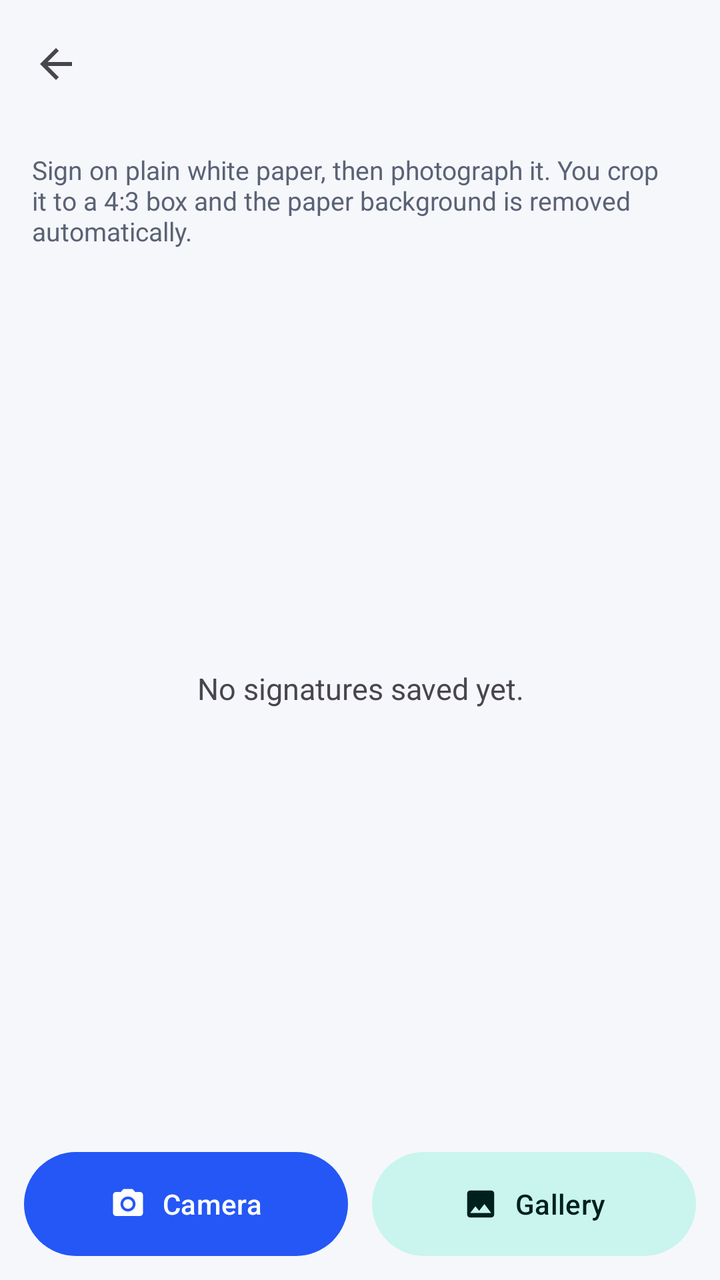
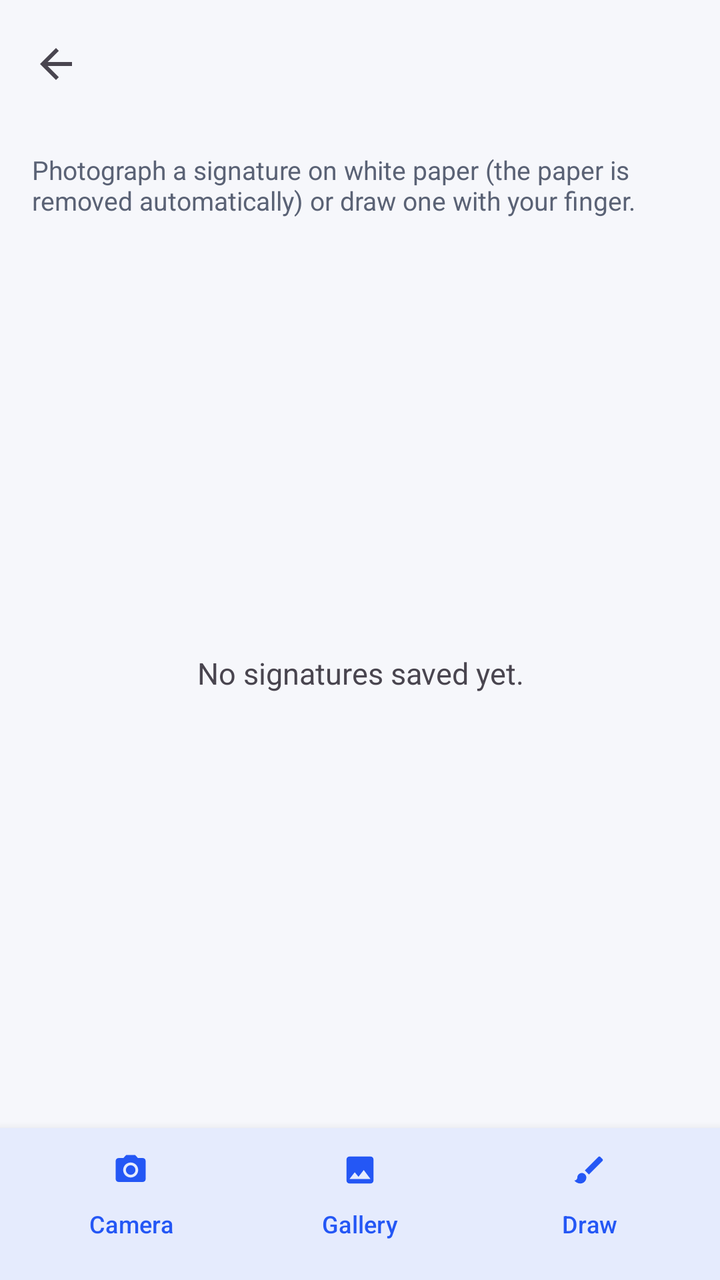

Screens rendered from an Android XML layout before and after an edit, with the pre-edit source and the edit as a unified diff.
<!-- AndroidManifest.xml: application theme Theme.ScanSign -->
<!-- res/layout/activity_signatures.xml -->
<?xml version="1.0" encoding="utf-8"?>
<LinearLayout xmlns:android="http://schemas.android.com/apk/res/android"
    xmlns:app="http://schemas.android.com/apk/res-auto"
    android:layout_width="match_parent"
    android:layout_height="match_parent"
    android:orientation="vertical">

    <com.google.android.material.appbar.MaterialToolbar
        android:id="@+id/toolbar"
        style="@style/Widget.App.Toolbar"
        android:layout_width="match_parent"
        android:layout_height="?attr/actionBarSize"
        app:navigationIcon="@drawable/ic_back" />

    <TextView
        android:id="@+id/tip"
        android:layout_width="match_parent"
        android:layout_height="wrap_content"
        android:paddingHorizontal="16dp"
        android:paddingTop="12dp"
        android:text="Sign on plain white paper, then photograph it. You crop it to a 4:3 box and the paper background is removed automatically."
        android:textColor="?attr/colorOnSurfaceVariant"
        android:textSize="13sp" />

    <FrameLayout
        android:layout_width="match_parent"
        android:layout_height="0dp"
        android:layout_weight="1">

        <androidx.recyclerview.widget.RecyclerView
            android:id="@+id/list"
            android:layout_width="match_parent"
            android:layout_height="match_parent"
            android:clipToPadding="false"
            android:padding="8dp" />

        <TextView
            android:id="@+id/empty"
            android:layout_width="wrap_content"
            android:layout_height="wrap_content"
            android:layout_gravity="center"
            android:gravity="center"
            android:padding="32dp"
            android:text="No signatures saved yet."
            android:textSize="15sp" />

        <ProgressBar
            android:id="@+id/progress"
            android:layout_width="56dp"
            android:layout_height="56dp"
            android:layout_gravity="center"
            android:visibility="gone" />
    </FrameLayout>

    <LinearLayout
        android:layout_width="match_parent"
        android:layout_height="wrap_content"
        android:gravity="center_vertical"
        android:orientation="horizontal"
        android:padding="12dp">

        <com.google.android.material.button.MaterialButton
            android:id="@+id/btnCamera"
            style="@style/Widget.App.PrimaryButton"
            android:layout_height="52dp"
            android:layout_width="0dp"
            android:layout_marginEnd="6dp"
            android:layout_weight="1"
            android:text="Camera"
            app:icon="@drawable/ic_camera" />

        <com.google.android.material.button.MaterialButton
            android:id="@+id/btnGallery"
            style="@style/Widget.App.SecondaryButton"
            android:layout_height="52dp"
            android:layout_width="0dp"
            android:layout_marginStart="6dp"
            android:layout_weight="1"
            android:text="Gallery"
            app:icon="@drawable/ic_photo" />
    </LinearLayout>
</LinearLayout>
<!-- resources referenced by this layout -->
<resources>
  <style name="Widget.App.PrimaryButton" parent="Widget.Material3.Button">
          <item name="android:layout_height">52dp</item>
          <item name="android:maxLines">1</item>
          <item name="android:ellipsize">end</item>
          <item name="android:insetTop">0dp</item>
          <item name="android:insetBottom">0dp</item>
          <item name="android:paddingLeft">12dp</item>
          <item name="android:paddingRight">12dp</item>
          <item name="iconGravity">textStart</item>
          <item name="iconPadding">8dp</item>
      </style>
  <style name="Widget.App.SecondaryButton" parent="Widget.Material3.Button.TonalButton">
          <item name="android:layout_height">52dp</item>
          <item name="android:maxLines">1</item>
          <item name="android:ellipsize">end</item>
          <item name="android:insetTop">0dp</item>
          <item name="android:insetBottom">0dp</item>
          <item name="android:paddingLeft">12dp</item>
          <item name="android:paddingRight">12dp</item>
          <item name="iconGravity">textStart</item>
          <item name="iconPadding">8dp</item>
      </style>
  <style name="Widget.App.Toolbar" parent="Widget.Material3.Toolbar">
          <item name="android:background">@color/md_background</item>
          <item name="titleTextAppearance">@style/TextAppearance.App.ToolbarTitle</item>
      </style>
  <style name="Theme.ScanSign" parent="Theme.Material3.DayNight.NoActionBar">
          <item name="colorPrimary">@color/md_primary</item>
          <item name="colorOnPrimary">@color/md_on_primary</item>
          <item name="colorPrimaryContainer">@color/md_primary_container</item>
          <item name="colorOnPrimaryContainer">@color/md_on_primary_container</item>
          <item name="colorSecondary">@color/md_secondary</item>
          <item name="colorSecondaryContainer">@color/md_secondary_container</item>
          <item name="colorOnSecondaryContainer">@color/md_on_secondary_container</item>
          <item name="android:colorBackground">@color/md_background</item>
          <item name="colorSurface">@color/md_surface</item>
          <item name="colorSurfaceVariant">@color/md_surface_variant</item>
          <item name="colorOnSurface">@color/md_on_surface</item>
          <item name="colorOnSurfaceVariant">@color/md_on_surface_variant</item>
          <item name="colorOutline">@color/md_outline</item>
          <item name="android:windowBackground">@color/md_background</item>
          <item name="android:statusBarColor">@color/md_background</item>
          <item name="android:navigationBarColor">@color/md_background</item>
          <item name="android:windowLightStatusBar">@bool/light_bars</item>
          <item name="materialCardViewStyle">@style/Widget.App.Card</item>
      </style>
  <color name="md_background">#F6F7FB</color>
  <style name="TextAppearance.App.ToolbarTitle" parent="TextAppearance.Material3.TitleLarge">
          <item name="android:textStyle">bold</item>
      </style>
  <color name="md_primary">#2457F5</color>
  <color name="md_on_primary">#FFFFFF</color>
  <color name="md_primary_container">#DCE4FF</color>
  <color name="md_on_primary_container">#001652</color>
  <color name="md_secondary">#00A893</color>
  <color name="md_secondary_container">#C9F5EE</color>
  <color name="md_on_secondary_container">#00201C</color>
  <color name="md_surface">#FFFFFF</color>
  <color name="md_surface_variant">#E7EAF3</color>
  <color name="md_on_surface">#151922</color>
  <color name="md_on_surface_variant">#5A6275</color>
  <color name="md_outline">#C3C8D6</color>
  <style name="Widget.App.Card" parent="Widget.Material3.CardView.Elevated">
          <item name="cardCornerRadius">16dp</item>
          <item name="cardElevation">1dp</item>
          <item name="cardBackgroundColor">@color/md_surface</item>
      </style>
  <!-- unchanged entries left out for length: 3 -->
</resources>

<!-- the commit's change to res/layout/activity_signatures.xml (unified diff, before → after) -->
@@ -18,7 +18,7 @@
         android:layout_height="wrap_content"
         android:paddingHorizontal="16dp"
         android:paddingTop="12dp"
-        android:text="Sign on plain white paper, then photograph it. You crop it to a 4:3 box and the paper background is removed automatically."
+        android:text="Photograph a signature on white paper (the paper is removed automatically) or draw one with your finger."
         android:textColor="?attr/colorOnSurfaceVariant"
         android:textSize="13sp" />
 
@@ -52,31 +52,45 @@
             android:visibility="gone" />
     </FrameLayout>
 
-    <LinearLayout
+    <com.google.android.material.card.MaterialCardView
         android:layout_width="match_parent"
         android:layout_height="wrap_content"
-        android:gravity="center_vertical"
-        android:orientation="horizontal"
-        android:padding="12dp">
+        app:cardCornerRadius="0dp"
+        app:cardElevation="8dp">
 
-        <com.google.android.material.button.MaterialButton
-            android:id="@+id/btnCamera"
-            style="@style/Widget.App.PrimaryButton"
-            android:layout_height="52dp"
-            android:layout_width="0dp"
-            android:layout_marginEnd="6dp"
-            android:layout_weight="1"
-            android:text="Camera"
-            app:icon="@drawable/ic_camera" />
+        <LinearLayout
+            android:layout_width="match_parent"
+            android:layout_height="wrap_content"
+            android:orientation="horizontal"
+            android:paddingHorizontal="8dp"
+            android:paddingVertical="6dp">
 
-        <com.google.android.material.button.MaterialButton
-            android:id="@+id/btnGallery"
-            style="@style/Widget.App.SecondaryButton"
-            android:layout_height="52dp"
-            android:layout_width="0dp"
-            android:layout_marginStart="6dp"
-            android:layout_weight="1"
-            android:text="Gallery"
-            app:icon="@drawable/ic_photo" />
-    </LinearLayout>
+            <com.google.android.material.button.MaterialButton
+                android:id="@+id/btnCamera"
+                style="@style/Widget.App.ToolButton"
+                android:layout_width="0dp"
+                android:layout_height="64dp"
+                android:layout_weight="1"
+                android:text="Camera"
+                app:icon="@drawable/ic_camera" />
+
+            <com.google.android.material.button.MaterialButton
+                android:id="@+id/btnGallery"
+                style="@style/Widget.App.ToolButton"
+                android:layout_width="0dp"
+                android:layout_height="64dp"
+                android:layout_weight="1"
+                android:text="Gallery"
+                app:icon="@drawable/ic_photo" />
+
+            <com.google.android.material.button.MaterialButton
+                android:id="@+id/btnDraw"
+                style="@style/Widget.App.ToolButton"
+                android:layout_width="0dp"
+                android:layout_height="64dp"
+                android:layout_weight="1"
+                android:text="Draw"
+                app:icon="@drawable/ic_draw" />
+        </LinearLayout>
+    </com.google.android.material.card.MaterialCardView>
 </LinearLayout>
<!-- resource entries referenced after the edit -->
@@ -1,29 +1,27 @@
 <!-- resources referenced by this layout -->
 <resources>
-  <style name="Widget.App.PrimaryButton" parent="Widget.Material3.Button">
-          <item name="android:layout_height">52dp</item>
+  <!-- drawable ic_draw (drawable) -->
+  <?xml version="1.0" encoding="utf-8"?>
+  <vector xmlns:android="http://schemas.android.com/apk/res/android"
+      android:width="24dp" android:height="24dp"
+      android:viewportWidth="24" android:viewportHeight="24"
+      android:tint="?attr/colorControlNormal">
+      <path android:fillColor="#FFFFFFFF" android:pathData="M20.71,4.63l-1.34,-1.34c-0.39,-0.39 -1.02,-0.39 -1.41,0L9,12.25 11.75,15l8.96,-8.96c0.39,-0.39 0.39,-1.02 0,-1.41zM7,14c-1.66,0 -3,1.34 -3,3 0,1.31 -1.16,2 -2,2 0.92,1.22 2.49,2 4,2 2.21,0 4,-1.79 4,-4 0,-1.66 -1.34,-3 -3,-3z" />
+  </vector>
+  <style name="Widget.App.ToolButton" parent="Widget.Material3.Button.TextButton">
+          <item name="android:layout_height">64dp</item>
           <item name="android:maxLines">1</item>
           <item name="android:ellipsize">end</item>
+          <item name="android:textSize">12sp</item>
           <item name="android:insetTop">0dp</item>
           <item name="android:insetBottom">0dp</item>
-          <item name="android:paddingLeft">12dp</item>
-          <item name="android:paddingRight">12dp</item>
-          <item name="iconGravity">textStart</item>
-          <item name="iconPadding">8dp</item>
-      </style>
-  <style name="Widget.App.SecondaryButton" parent="Widget.Material3.Button.TonalButton">
-          <item name="android:layout_height">52dp</item>
-          <item name="android:maxLines">1</item>
-          <item name="android:ellipsize">end</item>
-          <item name="android:insetTop">0dp</item>
-          <item name="android:insetBottom">0dp</item>
-          <item name="android:paddingLeft">12dp</item>
-          <item name="android:paddingRight">12dp</item>
-          <item name="iconGravity">textStart</item>
-          <item name="iconPadding">8dp</item>
+          <item name="android:paddingLeft">4dp</item>
+          <item name="android:paddingRight">4dp</item>
+          <item name="iconGravity">top</item>
+          <item name="iconPadding">2dp</item>
       </style>
   <style name="Widget.App.Toolbar" parent="Widget.Material3.Toolbar">
-          <item name="android:background">@color/md_background</item>
+          <item name="android:background">?android:attr/colorBackground</item>
           <item name="titleTextAppearance">@style/TextAppearance.App.ToolbarTitle</item>
       </style>
   <style name="Theme.ScanSign" parent="Theme.Material3.DayNight.NoActionBar">
@@ -41,8 +39,8 @@
           <item name="colorOnSurfaceVariant">@color/md_on_surface_variant</item>
           <item name="colorOutline">@color/md_outline</item>
           <item name="android:windowBackground">@color/md_background</item>
-          <item name="android:statusBarColor">@color/md_background</item>
-          <item name="android:navigationBarColor">@color/md_background</item>
+          <item name="android:statusBarColor">?android:attr/colorBackground</item>
+          <item name="android:navigationBarColor">?android:attr/colorBackground</item>
           <item name="android:windowLightStatusBar">@bool/light_bars</item>
           <item name="materialCardViewStyle">@style/Widget.App.Card</item>
       </style>
@@ -65,7 +63,7 @@
   <style name="Widget.App.Card" parent="Widget.Material3.CardView.Elevated">
           <item name="cardCornerRadius">16dp</item>
           <item name="cardElevation">1dp</item>
-          <item name="cardBackgroundColor">@color/md_surface</item>
+          <item name="cardBackgroundColor">?attr/colorSurface</item>
       </style>
   <!-- unchanged entries left out for length: 3 -->
 </resources>
